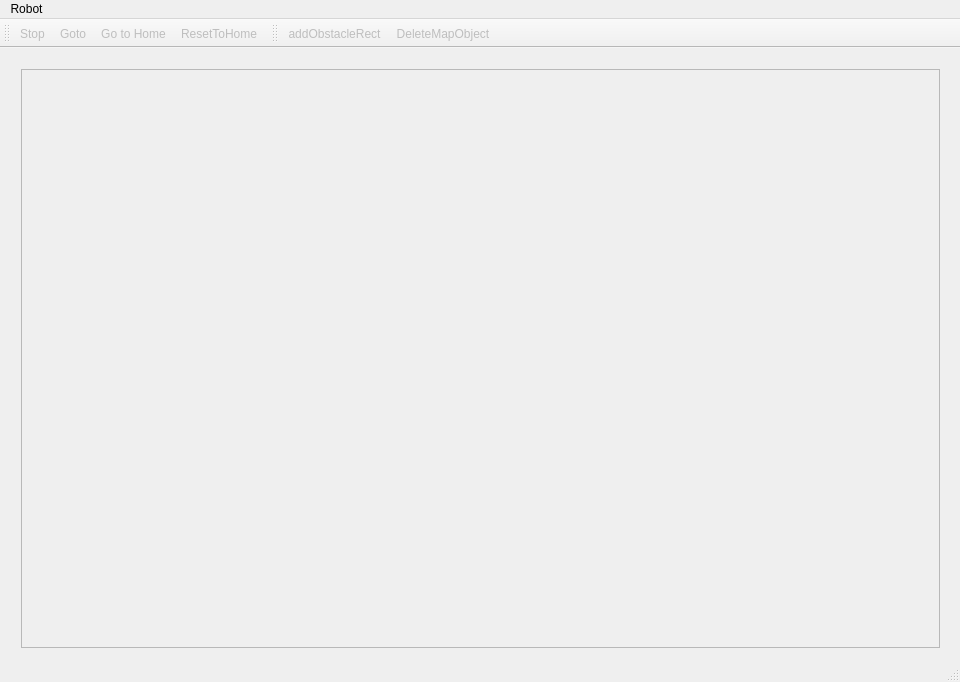
Qt form qtgui/RobotGui/mainwindow.ui (cfezequiel/mscs-thesis) before a commit.
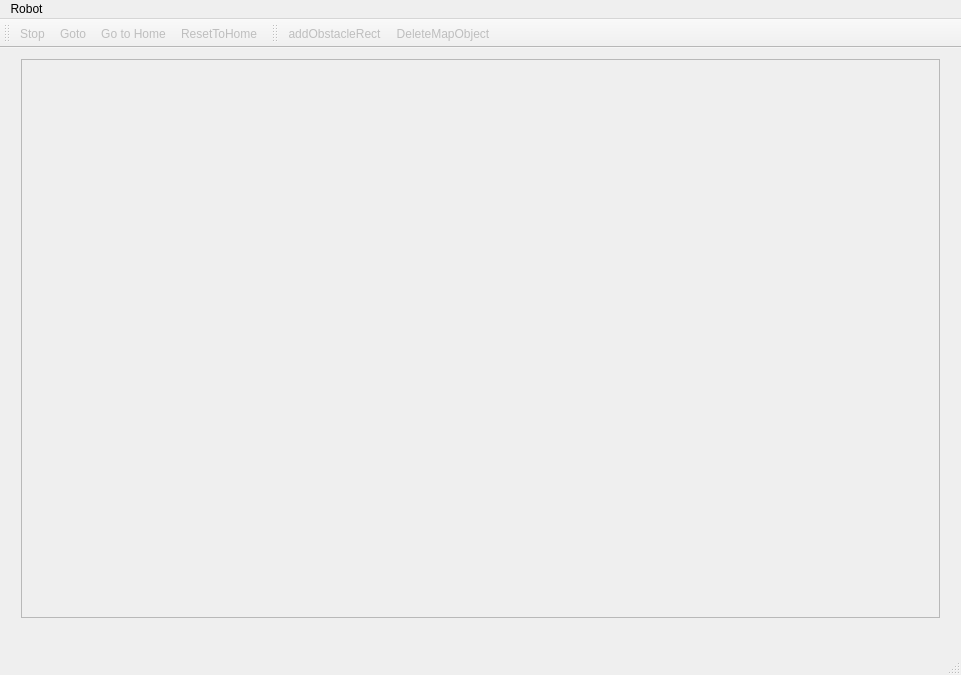
The same form after that commit. Icons and pictures are not drawn.

What changed in the file:
```diff
--- a/qtgui/RobotGui/mainwindow.ui
+++ b/qtgui/RobotGui/mainwindow.ui
@@ -9,8 +9,8 @@
    <rect>
     <x>0</x>
     <y>0</y>
-    <width>960</width>
-    <height>682</height>
+    <width>961</width>
+    <height>675</height>
    </rect>
   </property>
   <property name="windowTitle">
@@ -21,12 +21,12 @@
     <property name="geometry">
      <rect>
       <x>10</x>
-      <y>10</y>
+      <y>0</y>
       <width>941</width>
-      <height>601</height>
+      <height>581</height>
      </rect>
     </property>
-    <layout class="QVBoxLayout" name="mainLayout">
+    <layout class="QHBoxLayout" name="mainLayout">
      <item>
       <widget class="QGraphicsView" name="mapView">
        <property name="enabled">
@@ -45,7 +45,7 @@
     <rect>
      <x>0</x>
      <y>0</y>
-     <width>960</width>
+     <width>961</width>
      <height>25</height>
     </rect>
    </property>
```
Left out of the diff: 2 changed lines with no effect on the pictures.
